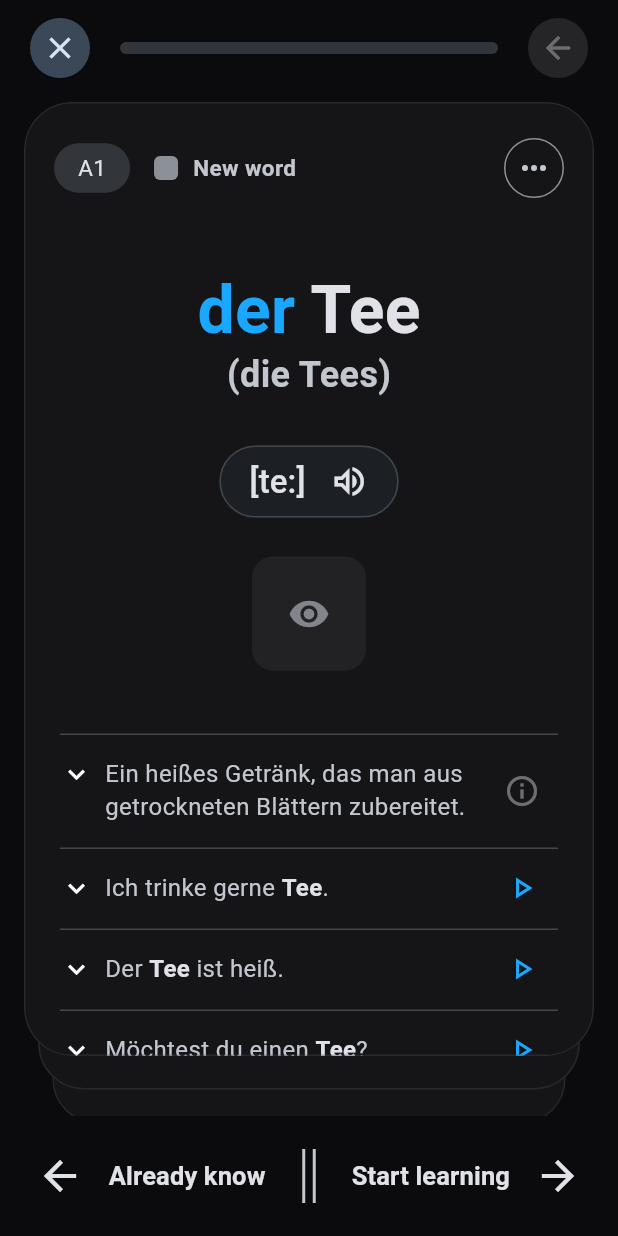
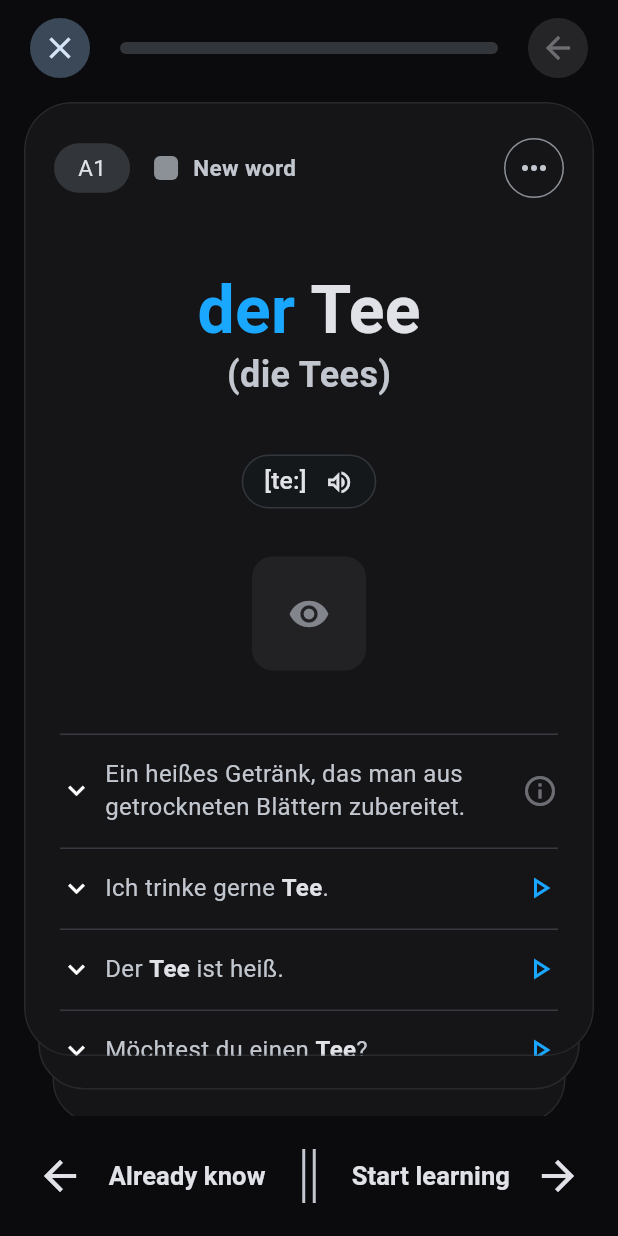
Before and after one commit to Crustbrns/Deutschlernen, a Flutter app: the screen it shows after launch, on a phone screen of 412 x 824 dp. Run offline on Flutter 3.47's test engine with Material 3 defaults, Android fonts, the phone set to English and light mode, and no system bars; our stand-ins replace flutter_tts, material_ui, shared_preferences.

Commit message:
Refine example rows and pronunciation button
- Darker dividers in the examples block (AppColors.divider)
- Pronunciation button 25% smaller and darker (AppColors.darken)
- Faster translation reveal (170ms), 300ms chevron rotation
- Chevron centered on the German line like the trailing icons
- Trailing icons aligned to the same inset as the chevron
- Run dart format over lib/

Co-Authored-By: Claude Opus 5.5 <noreply@anthropic.com>

```diff
--- a/lib/domain/models/app_language.dart
+++ b/lib/domain/models/app_language.dart
@@ -19,8 +19,8 @@ class AppLanguage {
 
   /// Flag emoji built from the country code ("RU" -> 🇷🇺).
   String get flag => String.fromCharCodes(
-        country.toUpperCase().codeUnits.map((unit) => 0x1F1E6 + unit - 0x41),
-      );
+    country.toUpperCase().codeUnits.map((unit) => 0x1F1E6 + unit - 0x41),
+  );
 
   @override
   bool operator ==(Object other) => other is AppLanguage && other.code == code;
--- a/lib/ui/cards/widgets/card_stack.dart
+++ b/lib/ui/cards/widgets/card_stack.dart
@@ -59,7 +59,11 @@ class CardStack extends StatelessWidget {
                     enterFrom: enterFrom,
                     onSwipeStarted: onSwipeStarted,
                     onSwiped: onSwiped,
-                    child: WordCard(word: words[i], onSpeak: onSpeak, onMenu: onMenu),
+                    child: WordCard(
+                      word: words[i],
+                      onSpeak: onSpeak,
+                      onMenu: onMenu,
+                    ),
                   )
                 : const _CardBackdrop(),
           ),
--- a/lib/ui/cards/widgets/decision_bar.dart
+++ b/lib/ui/cards/widgets/decision_bar.dart
@@ -99,7 +99,9 @@ class _DecisionButton extends StatelessWidget {
           backgroundColor: colors.onSurface.withValues(
             alpha: _maxHighlightAlpha * highlight,
           ),
-          shape: RoundedRectangleBorder(borderRadius: BorderRadius.circular(16)),
+          shape: RoundedRectangleBorder(
+            borderRadius: BorderRadius.circular(16),
+          ),
           padding: const EdgeInsets.symmetric(horizontal: 8),
           minimumSize: const Size.fromHeight(64),
         ),
--- a/lib/ui/cards/widgets/example_tile.dart
+++ b/lib/ui/cards/widgets/example_tile.dart
@@ -40,6 +40,9 @@ class ExpandableTile extends StatefulWidget {
 class _ExpandableTileState extends State<ExpandableTile> {
   // Width of IconButton's default tap area; the info icon uses the same.
   static const _trailingWidth = 48.0;
+  static const _chevronSize = 22.0;
+  static const _chevronGap = 8.0;
+  static const _trailingShift = (_trailingWidth - 24) / 2;
 
   // Minimum time the highlight stays visible after a quick tap.
   static const _minHighlight = Duration(milliseconds: 150);
@@ -96,61 +99,66 @@ class _ExpandableTileState extends State<ExpandableTile> {
             padding: const EdgeInsets.symmetric(horizontal: AppSizes.cardInset),
             child: DecoratedBox(
               decoration: BoxDecoration(
-                border: Border(top: BorderSide(color: colors.outlineVariant)),
+                border: Border(
+                  top: BorderSide(color: AppColors.divider(colors)),
                 ),
-              child: Row(
-                crossAxisAlignment: CrossAxisAlignment.start,
+              ),
+              child: Column(
+                crossAxisAlignment: CrossAxisAlignment.stretch,
+                children: [
+                  // Chevron and trailing button are centered on the title
+                  // only, so they stay in place when the details open below.
+                  Row(
                     children: [
                       Padding(
                         // No left inset, small gap to the text: more room.
-                    // Top 16 + 22px icon centers it on the first text line.
-                    padding: const EdgeInsets.fromLTRB(0, 16, 8, 0),
-                    // One "down" icon rotated by half a turn instead of swapping
-                    // two icons: swapping can't be animated, rotation can.
+                        padding: const EdgeInsets.only(right: _chevronGap),
+                        // One "down" icon rotated by half a turn instead of
+                        // swapping two icons: rotation can be animated.
                         child: AnimatedRotation(
                           turns: _expanded ? 0.5 : 0,
-                      duration: const Duration(milliseconds: 150),
+                          duration: const Duration(milliseconds: 300),
                           curve: Curves.easeOut,
-                      child: const Icon(Icons.keyboard_arrow_down, size: 22),
+                          child: const Icon(
+                            Icons.keyboard_arrow_down,
+                            size: _chevronSize,
+                          ),
                         ),
                       ),
                       Expanded(
-                    child: Column(
-                      crossAxisAlignment: CrossAxisAlignment.stretch,
-                      children: [
-                        // The trailing button is centered on the title only,
-                        // so it stays in place when the details open below.
-                        Row(
-                          children: [
-                            Expanded(
                         child: Padding(
-                                padding: const EdgeInsets.symmetric(
-                                  vertical: 16,
-                                ),
+                          padding: const EdgeInsets.symmetric(vertical: 16),
                           child: widget.title,
                         ),
                       ),
                       if (widget.trailing != null)
                         SizedBox(
                           width: _trailingWidth,
+                          // The 24px icon sits in a 48px slot, i.e. 12px from its right
+                          // edge. Shifting by 12 puts the icon at the same distance from
+                          // the card edge as the chevron on the left (cardInset).
+                          child: Transform.translate(
+                            offset: const Offset(_trailingShift, 0),
                             child: Center(child: widget.trailing),
+                          ),
                         ),
                     ],
                   ),
                   // AnimatedSize smooths the height change on toggle.
                   AnimatedSize(
-                          duration: const Duration(milliseconds: 200),
+                    duration: const Duration(milliseconds: 170),
                     curve: Curves.easeOut,
                     alignment: Alignment.topLeft,
                     child: _expanded && details != null
                         ? Padding(
-                                  padding: const EdgeInsets.only(bottom: 16),
+                            // Left inset lines the details up with the title.
+                            padding: const EdgeInsets.only(
+                              left: _chevronSize + _chevronGap,
+                              bottom: 16,
+                            ),
                             child: details,
                           )
                         : const SizedBox(width: double.infinity),
-                        ),
-                      ],
-                    ),
                   ),
                 ],
               ),
--- a/lib/ui/cards/widgets/language_sheet.dart
+++ b/lib/ui/cards/widgets/language_sheet.dart
@@ -37,8 +37,9 @@ Future<void> showLanguageSheet({
                     ),
                     title: Text(language.label),
                     selected: language == current,
-                    trailing:
-                        language == current ? const Icon(Icons.check) : null,
+                    trailing: language == current
+                        ? const Icon(Icons.check)
+                        : null,
                     onTap: () {
                       onSelected(language);
                       Navigator.of(sheetContext).pop();
--- a/lib/ui/cards/widgets/swipeable_card.dart
+++ b/lib/ui/cards/widgets/swipeable_card.dart
@@ -58,8 +58,9 @@ class SwipeableCardState extends State<SwipeableCard>
 
   /// Runs an animation from [_from] to [_to] as a 0..1 progress value.
   /// Unbounded, so the snap-back spring may overshoot.
-  late final AnimationController _controller =
-      AnimationController.unbounded(vsync: this)..addListener(_onAnimationTick);
+  late final AnimationController _controller = AnimationController.unbounded(
+    vsync: this,
+  )..addListener(_onAnimationTick);
 
   Offset _from = Offset.zero;
   Offset _to = Offset.zero;
@@ -103,7 +104,10 @@ class SwipeableCardState extends State<SwipeableCard>
       _enterHandled = true;
       _isEntering = true;
       final width = MediaQuery.sizeOf(context).width;
-      _offset.value = Offset(from == SwipeDirection.right ? width * 1.2 : -width * 1.2, 0);
+      _offset.value = Offset(
+        from == SwipeDirection.right ? width * 1.2 : -width * 1.2,
+        0,
+      );
       _animateTo(
         Offset.zero,
         duration: const Duration(milliseconds: 380),
@@ -205,11 +209,7 @@ class SwipeableCardState extends State<SwipeableCard>
   ///
   /// [heading] is the direction of flight; the card leaves along it until it
   /// is past the screen edge. Buttons pass none and get a slight upward arc.
-  void swipe(
-    SwipeDirection direction, {
-    Offset? heading,
-    double speed = 0,
-  }) {
+  void swipe(SwipeDirection direction, {Offset? heading, double speed = 0}) {
     if (_isSwiping || !widget.enabled) return;
     _isSwiping = true;
     widget.onSwipeStarted();
--- a/lib/ui/cards/widgets/word_card.dart
+++ b/lib/ui/cards/widgets/word_card.dart
@@ -172,7 +172,7 @@ class _WordCardState extends State<WordCard> {
               child: Divider(
                 height: 1,
                 thickness: 1,
-                color: colors.outlineVariant,
+                color: AppColors.divider(colors),
               ),
             ),
             // Extra scroll room, so the last example can be lifted up
@@ -202,21 +202,23 @@ class _TranscriptionButton extends StatelessWidget {
       onPressed: onPressed,
       style: OutlinedButton.styleFrom(
         shape: const StadiumBorder(),
-        backgroundColor: colors.surfaceContainer,
-        side: BorderSide(color: colors.outlineVariant),
+        // 25% darker fill and border than the theme defaults.
+        backgroundColor: AppColors.darken(colors.surfaceContainer, 0.25),
+        side: BorderSide(color: AppColors.darken(colors.outlineVariant, 0.25)),
         foregroundColor: colors.onSurface,
-        padding: const EdgeInsets.symmetric(horizontal: 20, vertical: 8),
-        minimumSize: const Size(0, 48),
+        // All sizes are 75% of the previous ones.
+        padding: const EdgeInsets.symmetric(horizontal: 15, vertical: 6),
+        minimumSize: const Size(0, 36),
       ),
       child: Row(
         mainAxisSize: MainAxisSize.min,
         children: [
           Text(
             transcription,
-            style: const TextStyle(fontSize: 22, fontWeight: FontWeight.w500),
+            style: const TextStyle(fontSize: 16.5, fontWeight: FontWeight.w500),
           ),
-          const SizedBox(width: 16),
-          const Icon(Icons.volume_up_outlined, size: 26),
+          const SizedBox(width: 12),
+          const Icon(Icons.volume_up_outlined, size: 19.5),
         ],
       ),
     );
--- a/lib/ui/core/app_style.dart
+++ b/lib/ui/core/app_style.dart
@@ -17,6 +17,14 @@ abstract final class AppColors {
   static const articleNeuter = Color(0xFFFFC83D); // das
   static const articleFeminine = Color(0xFFFF5C8A); // die
 
+  /// Mixes [color] with black: amount 0.2 = 20% darker.
+  static Color darken(Color color, double amount) =>
+      Color.lerp(color, const Color(0xFF000000), amount)!;
+
+  /// Lines between the example rows.
+  static Color divider(ColorScheme colors) =>
+      darken(colors.outlineVariant, 0.18);
+
   static Color forArticle(String article) {
     return switch (article.toLowerCase()) {
       'der' => articleMasculine,
```
Also changed, not shown: lib/ui/cards/widgets/cards_screen.dart (+6 -8 lines), lib/data/repositories/settings_repository.dart (line endings or trailing spaces), lib/data/services/asset_service.dart (line endings or trailing spaces), lib/data/services/speech_service.dart (line endings or trailing spaces), lib/domain/models/example_sentence.dart (line endings or trailing spaces), lib/domain/models/word.dart (line endings or trailing spaces), lib/main.dart (line endings or trailing spaces), lib/ui/cards/widgets/cards_top_bar.dart (line endings or trailing spaces), lib/ui/core/app_strings.dart (line endings or trailing spaces), lib/ui/core/highlight.dart (line endings or trailing spaces), lib/ui/core/widgets/greeting_card.dart (line endings or trailing spaces), lib/ui/screens/home_screen.dart (line endings or trailing spaces). Lines whose indentation alone changed are shown as unchanged.
